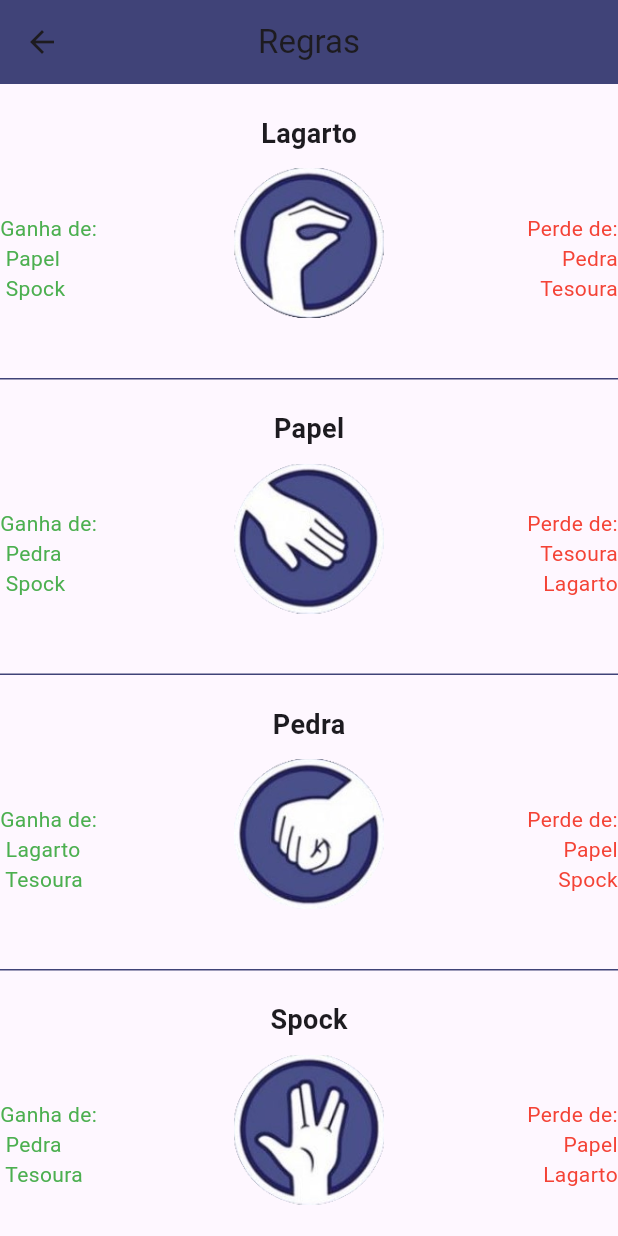
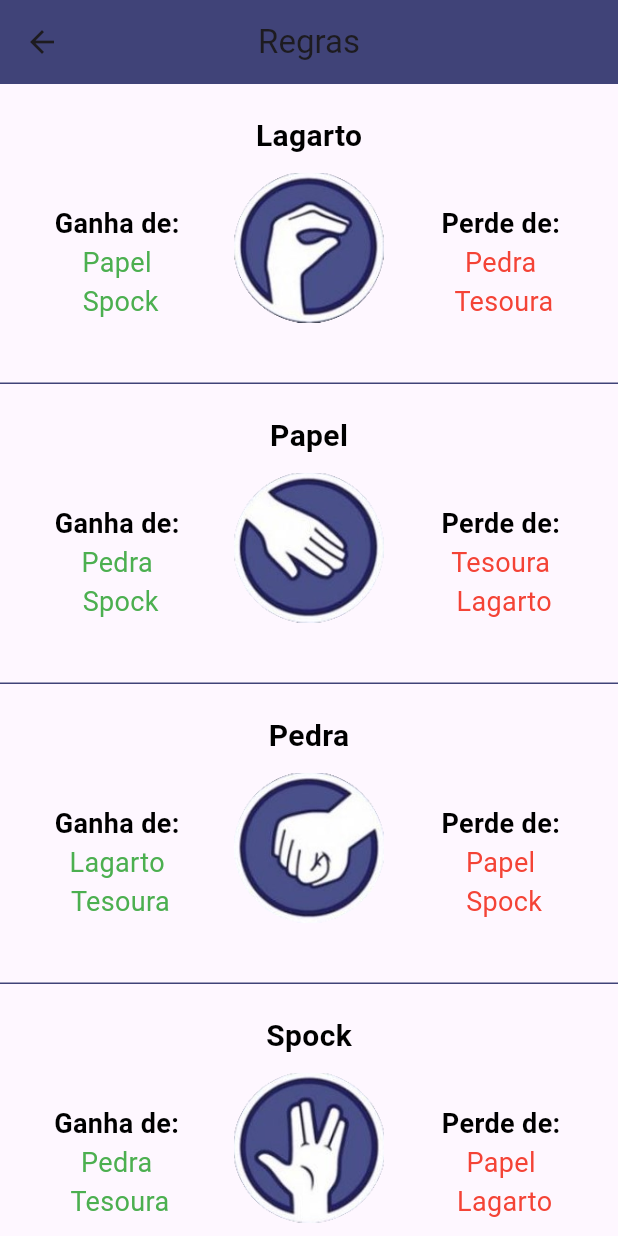
Before and after one commit to anaclara-s/pedra-papel-tesoura-lagarto-spock, a Flutter app: the RuleScreen screen opened directly, on a phone screen of 412 x 824 dp. Run offline on Flutter 3.47's test engine with Material 3 defaults, Android fonts, the phone set to English and light mode, and no system bars; our stand-ins replace material_design_icons_flutter.

Commit message:
Alterações na RuleScreen

```diff
--- a/lib/widgets/rule_widget.dart
+++ b/lib/widgets/rule_widget.dart
@@ -21,7 +21,10 @@ class RuleItem extends StatelessWidget {
           children: [
             Text(
               text,
-              style: const TextStyle(fontSize: 18, fontWeight: FontWeight.bold),
+              style: const TextStyle(
+                  color: Colors.black,
+                  fontSize: 20,
+                  fontWeight: FontWeight.bold),
             ),
             const SizedBox(height: 10),
           ],
@@ -29,10 +32,24 @@ class RuleItem extends StatelessWidget {
         Row(
           children: [
             Expanded(
-              child: Text(
-                'Ganha de: \n $winsText',
-                style: const TextStyle(color: Colors.green),
-                textAlign: TextAlign.left,
+              child: RichText(
+                text: TextSpan(
+                  style: DefaultTextStyle.of(context).style,
+                  children: [
+                    TextSpan(
+                      text: 'Ganha de: \n',
+                      style: TextStyle(
+                          color: Colors.black,
+                          fontWeight: FontWeight.bold,
+                          fontSize: 18),
+                    ),
+                    TextSpan(
+                      text: winsText,
+                      style: const TextStyle(color: Colors.green, fontSize: 18),
+                    ),
+                  ],
+                ),
+                textAlign: TextAlign.center,
               ),
             ),
             Padding(
@@ -40,10 +57,24 @@ class RuleItem extends StatelessWidget {
               child: Image(image: image, height: 100),
             ),
             Expanded(
-              child: Text(
-                'Perde de: \n $defeatText',
-                style: const TextStyle(color: Colors.red),
-                textAlign: TextAlign.right,
+              child: RichText(
+                text: TextSpan(
+                  style: DefaultTextStyle.of(context).style,
+                  children: [
+                    TextSpan(
+                      text: 'Perde de: \n',
+                      style: TextStyle(
+                          color: Colors.black,
+                          fontWeight: FontWeight.bold,
+                          fontSize: 18),
+                    ),
+                    TextSpan(
+                      text: defeatText,
+                      style: const TextStyle(color: Colors.red, fontSize: 18),
+                    ),
+                  ],
+                ),
+                textAlign: TextAlign.center,
               ),
             )
           ],
```
